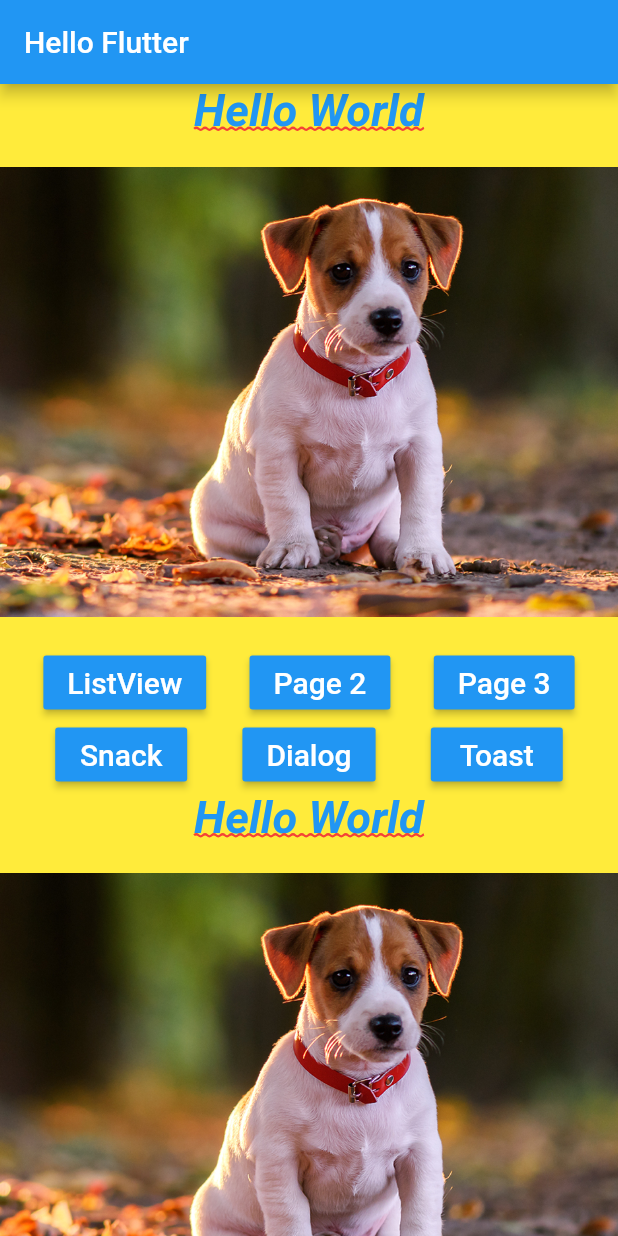
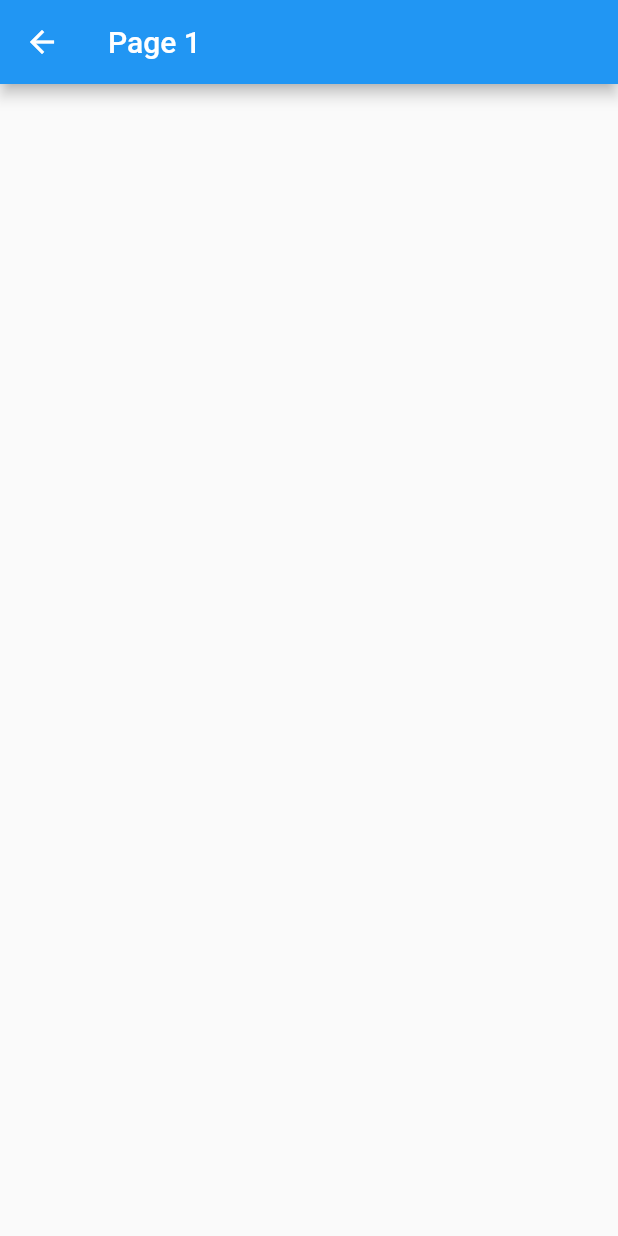
Before and after one commit to rogeriodelphi/original, a Flutter app: the screen it shows after launch, after a tap on "ListView", on a phone screen of 412 x 824 dp. Run offline on Flutter 3.47's test engine with Material 2 defaults, Android fonts, the phone set to English and light mode, and no system bars.

Commit message:
Adicionando a navegação entre telas

```diff
--- a/lib/home_page.dart
+++ b/lib/home_page.dart
@@ -1,4 +1,7 @@
 import 'package:flutter/material.dart';
+import 'package:original/pages/hello_page1.dart';
+import 'package:original/pages/hello_page2.dart';
+import 'package:original/pages/hello_page3.dart';
 
 class HomePage extends StatelessWidget {
   @override
@@ -7,25 +10,20 @@ class HomePage extends StatelessWidget {
       appBar: AppBar(
         title: Text("Hello Flutter"),
       ),
-      body: _body(),
+      body: _body(context),
     );
   }
 
-  _body() {
-    return SingleChildScrollView(
-      child: Container(
-        color: Colors.yellow,
+  _body(context) {
+    return Container(
+      color: Colors.white,
       child: Column(
         mainAxisAlignment: MainAxisAlignment.center,
         children: <Widget>[
           _text(),
           _pageView(),
-            _buttons(),
-            _text(),
-            _pageView(),
-            _buttons(),
+          _buttons(context)
         ],
-        ),
       ),
     );
   }
@@ -46,30 +44,45 @@ class HomePage extends StatelessWidget {
     );
   }
 
-  _buttons() {
+  _buttons(context) {
     return Column(
       children: <Widget>[
         Row(
           mainAxisAlignment: MainAxisAlignment.spaceEvenly,
           children: <Widget>[
-            _button("ListView"),
-            _button("Page 2"),
-            _button("Page 3")
+            _button(context,"ListView", () => _onClickNavigator(context, HelloPage1())),
+            _button(context,"Page 2", () => _onClickNavigator(context, HelloPage2())),
+            _button(context,"Page 3", () => _onClickNavigator(context, HelloPage3())),
           ],
         ),
         Row(
           mainAxisAlignment: MainAxisAlignment.spaceEvenly,
           children: <Widget>[
-            _button("Snack"),
-            _button("Dialog"),
-            _button("Toast")
+            _button(context,"Snack", _onClickSnack),
+            _button(context,"Dialog", _onClickDialog),
+            _button(context,"Toast", _onClickToast)
           ],
         )
       ],
     );
   }
 
-  _button(String text) {
+  void _onClickNavigator(BuildContext context, Widget page) {
+    Navigator.push(context, MaterialPageRoute(builder: (BuildContext context) {
+      return page;
+    }));
+  }
+
+  _onClickSnack() {
+  }
+
+  _onClickDialog() {
+  }
+
+  _onClickToast() {
+  }
+
+  _button(BuildContext context,String text, Function onPressed) {
     return RaisedButton(
         color: Colors.blue,
         child: Text(
@@ -79,12 +92,8 @@ class HomePage extends StatelessWidget {
             fontSize: 20,
           ),
         ),
-        onPressed: _onClickOk
+        onPressed: onPressed
     );
-  }
-
-  void _onClickOk() {
-    print("Clicou no botão!");
   }
 
   _img(String img) {
--- /dev/null
+++ b/lib/pages/hello_page1.dart
@@ -0,0 +1,12 @@
+import 'package:flutter/material.dart';
+
+class HelloPage1 extends StatelessWidget {
+  @override
+  Widget build(BuildContext context) {
+    return Scaffold(
+      appBar: AppBar(
+        title: Text("Page 1"),
+      ),
+    );
+  }
+}
--- /dev/null
+++ b/lib/pages/hello_page2.dart
@@ -0,0 +1,12 @@
+import 'package:flutter/material.dart';
+
+class HelloPage2 extends StatelessWidget {
+  @override
+  Widget build(BuildContext context) {
+    return Scaffold(
+      appBar: AppBar(
+        title: Text("Page 2"),
+      ),
+    );
+  }
+}
--- /dev/null
+++ b/lib/pages/hello_page3.dart
@@ -0,0 +1,12 @@
+import 'package:flutter/material.dart';
+
+class HelloPage3 extends StatelessWidget {
+  @override
+  Widget build(BuildContext context) {
+    return Scaffold(
+      appBar: AppBar(
+        title: Text("Page 3"),
+      ),
+    );
+  }
+}
```
Lines whose indentation alone changed are shown as unchanged.
